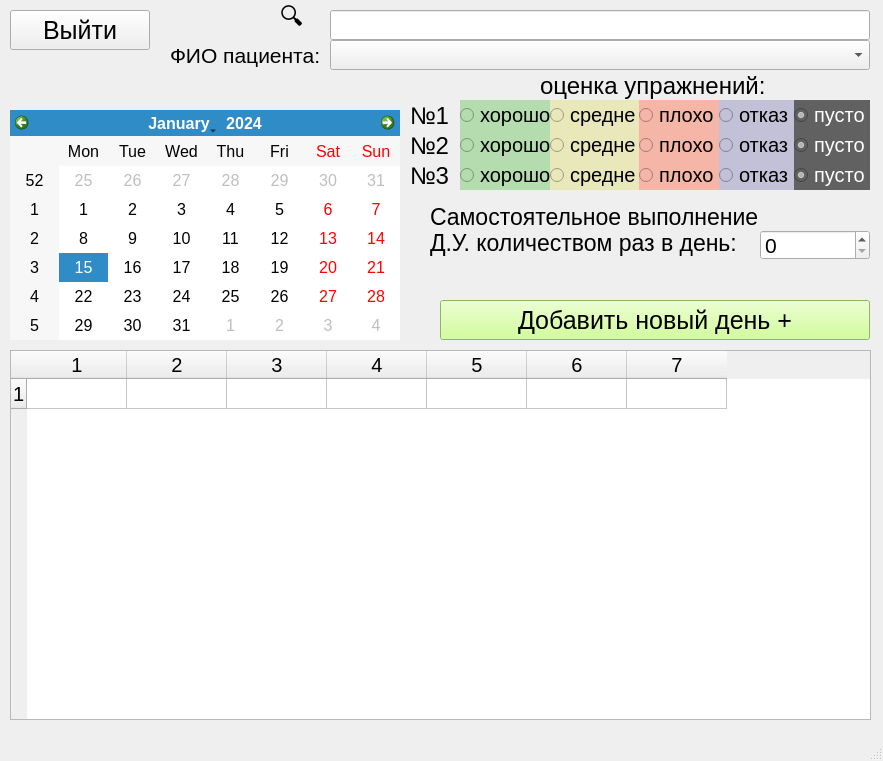
The window that data/design/form_adding_procedures.ui (PolkovnikovPavel/collection_lfk) describes before a commit, drawn with Qt 5.
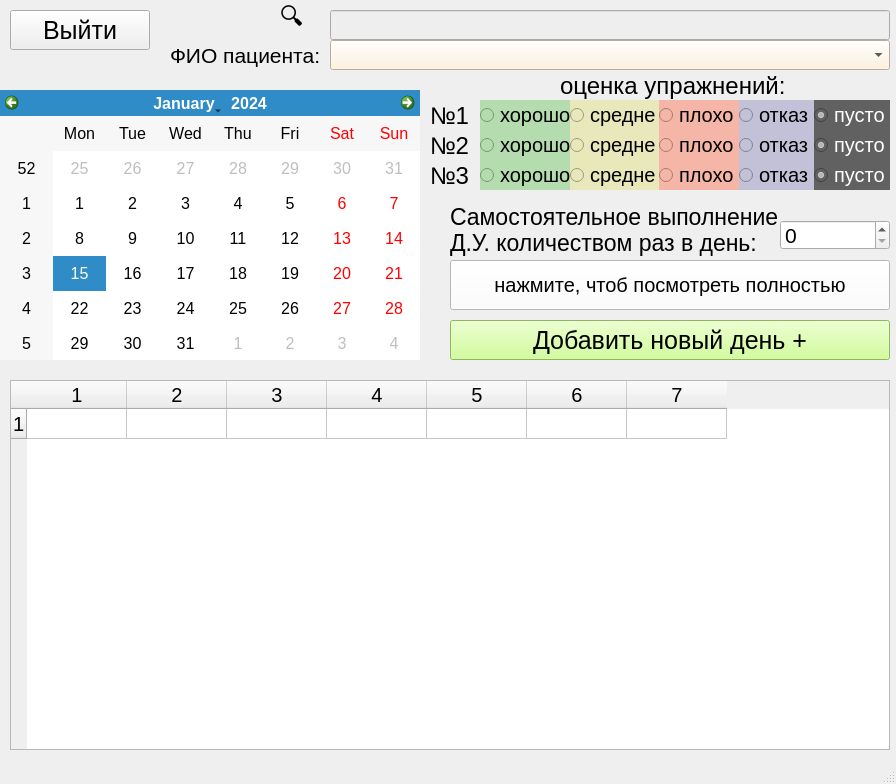
The same window after the commit.

```diff
--- a/data/design/form_adding_procedures.ui
+++ b/data/design/form_adding_procedures.ui
@@ -6,8 +6,8 @@
    <rect>
     <x>0</x>
     <y>0</y>
-    <width>883</width>
-    <height>761</height>
+    <width>896</width>
+    <height>784</height>
    </rect>
   </property>
   <property name="windowTitle">
@@ -19,7 +19,7 @@
      <rect>
       <x>330</x>
       <y>40</y>
-      <width>540</width>
+      <width>560</width>
       <height>30</height>
      </rect>
     </property>
@@ -28,6 +28,9 @@
       <pointsize>15</pointsize>
      </font>
     </property>
+    <property name="styleSheet">
+     <string notr="true">background: #FEF1D7</string>
+    </property>
     <property name="currentText">
      <string/>
     </property>
@@ -49,7 +52,7 @@
      <rect>
       <x>330</x>
       <y>10</y>
-      <width>540</width>
+      <width>560</width>
       <height>30</height>
      </rect>
     </property>
@@ -58,6 +61,9 @@
       <pointsize>15</pointsize>
      </font>
     </property>
+    <property name="styleSheet">
+     <string notr="true">background: #EEEEEE</string>
+    </property>
    </widget>
    <widget class="QLabel" name="label_5">
     <property name="geometry">
@@ -99,8 +105,8 @@
     <property name="geometry">
      <rect>
       <x>10</x>
-      <y>350</y>
-      <width>861</width>
+      <y>380</y>
+      <width>880</width>
       <height>370</height>
      </rect>
     </property>
@@ -127,9 +133,9 @@
    <widget class="QPushButton" name="add_new_day_button">
     <property name="geometry">
      <rect>
-      <x>440</x>
-      <y>300</y>
-      <width>430</width>
+      <x>450</x>
+      <y>320</y>
+      <width>440</width>
       <height>40</height>
      </rect>
     </property>
@@ -148,10 +154,10 @@
    <widget class="QCalendarWidget" name="choice_date">
     <property name="geometry">
      <rect>
-      <x>10</x>
-      <y>110</y>
-      <width>390</width>
-      <height>230</height>
+      <x>0</x>
+      <y>90</y>
+      <width>420</width>
+      <height>270</height>
      </rect>
     </property>
     <property name="font">
@@ -163,7 +169,7 @@
    <widget class="QLabel" name="label_6">
     <property name="geometry">
      <rect>
-      <x>540</x>
+      <x>560</x>
       <y>70</y>
       <width>240</width>
       <height>31</height>
@@ -181,8 +187,8 @@
    <widget class="QSpinBox" name="number_of_exercises">
     <property name="geometry">
      <rect>
-      <x>760</x>
-      <y>230</y>
+      <x>780</x>
+      <y>220</y>
       <width>110</width>
       <height>30</height>
      </rect>
@@ -199,7 +205,7 @@
    <widget class="QLabel" name="label_7">
     <property name="geometry">
      <rect>
-      <x>430</x>
+      <x>450</x>
       <y>200</y>
       <width>370</width>
       <height>60</height>
@@ -218,7 +224,7 @@
    <widget class="QWidget" name="horizontalLayoutWidget">
     <property name="geometry">
      <rect>
-      <x>460</x>
+      <x>480</x>
       <y>100</y>
       <width>410</width>
       <height>30</height>
@@ -326,7 +332,7 @@
    <widget class="QWidget" name="horizontalLayoutWidget_2">
     <property name="geometry">
      <rect>
-      <x>460</x>
+      <x>480</x>
       <y>130</y>
       <width>410</width>
       <height>30</height>
@@ -434,7 +440,7 @@
    <widget class="QWidget" name="horizontalLayoutWidget_3">
     <property name="geometry">
      <rect>
-      <x>460</x>
+      <x>480</x>
       <y>160</y>
       <width>410</width>
       <height>30</height>
@@ -545,7 +551,7 @@
    <widget class="QLabel" name="label_8">
     <property name="geometry">
      <rect>
-      <x>410</x>
+      <x>430</x>
       <y>100</y>
       <width>40</width>
       <height>31</height>
@@ -563,7 +569,7 @@
    <widget class="QLabel" name="label_9">
     <property name="geometry">
      <rect>
-      <x>410</x>
+      <x>430</x>
       <y>130</y>
       <width>40</width>
       <height>31</height>
@@ -581,7 +587,7 @@
    <widget class="QLabel" name="label_10">
     <property name="geometry">
      <rect>
-      <x>410</x>
+      <x>430</x>
       <y>160</y>
       <width>40</width>
       <height>31</height>
@@ -614,6 +620,27 @@
      <string>🔍</string>
     </property>
    </widget>
+   <widget class="QPushButton" name="description">
+    <property name="geometry">
+     <rect>
+      <x>450</x>
+      <y>260</y>
+      <width>440</width>
+      <height>50</height>
+     </rect>
+    </property>
+    <property name="font">
+     <font>
+      <pointsize>15</pointsize>
+     </font>
+    </property>
+    <property name="styleSheet">
+     <string notr="true">background: #FFFFFF</string>
+    </property>
+    <property name="text">
+     <string>нажмите, чтоб посмотреть полностью</string>
+    </property>
+   </widget>
   </widget>
   <widget class="QMenuBar" name="menubar">
    <property name="geometry">
```
Left out of the diff: 4 changed lines with no effect on the pictures.
